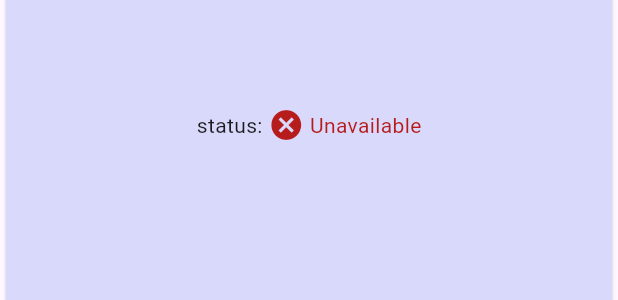
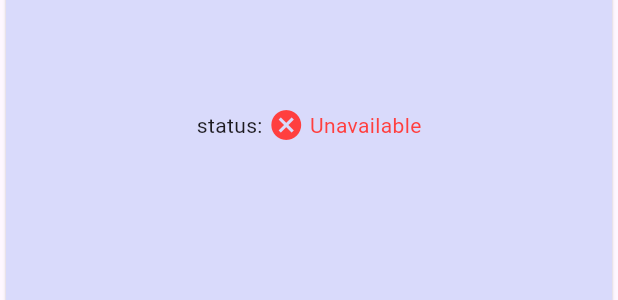
Before and after one commit to zkwokleung/surgical-counting-frontend, a Flutter app: the DetectionServerStatus widget shown alone on an empty page, opened directly with empty values, on a phone screen of 412 x 824 dp. Shown: the part 510-810 px from the top of the screen. Run offline on Flutter 3.47's test engine with Material 3 defaults, Android fonts, the phone set to English and light mode, and no system bars; our stand-ins replace camera; generated files the repository leaves out were written again; network calls fail.

Commit message:
chore: updated error font color

```diff
--- a/lib/src/constants/design.dart
+++ b/lib/src/constants/design.dart
@@ -15,3 +15,5 @@ const dashboardSpaceBetweenFloatingButton = 16.0;
 
 const fullScreenCameraBackgroundColor = Color(0x000000ff);
 const fullScreenCameraBorderColor = Color(0x242147ff);
+
+const errorFontColor = Color.fromARGB(255, 255, 63, 63);
--- a/lib/src/widgets/detection_information_pannel.dart
+++ b/lib/src/widgets/detection_information_pannel.dart
@@ -70,11 +70,11 @@ class _DetectionInformationPannelState
                   final orderColor = instrumentStatus.order ==
                           defaultInstrumentsData[key]!['order']
                       ? Colors.green
-                      : Colors.red[900];
+                      : errorFontColor;
                   final qtyColor = instrumentStatus.qty ==
                           defaultInstrumentsData[key]!['qty']
                       ? Colors.green
-                      : Colors.red[900];
+                      : errorFontColor;
 
                   return DataRow(
                     onSelectChanged: (selected) {
@@ -88,7 +88,7 @@ class _DetectionInformationPannelState
                           width: double.infinity,
                           height: double.infinity,
                           child: Container(
-                            color: isPassed ? Colors.green : Colors.red[900],
+                            color: isPassed ? Colors.green : errorFontColor,
                             child: Icon(
                               isPassed ? Icons.check : Icons.close,
                             ),
--- a/lib/src/widgets/detection_server_status.dart
+++ b/lib/src/widgets/detection_server_status.dart
@@ -140,7 +140,7 @@ class _DetectionServerStatusState extends State<DetectionServerStatus> {
                 Text('${AppLocalizations.of(context)!.status}: '),
                 Icon(
                   isServerOn ? Icons.check_circle : Icons.cancel,
-                  color: isServerOn ? Colors.green : Colors.red[900],
+                  color: isServerOn ? Colors.green : errorFontColor,
                 ),
                 const Text(' '),
                 Text(
@@ -148,7 +148,7 @@ class _DetectionServerStatusState extends State<DetectionServerStatus> {
                       ? AppLocalizations.of(context)!.serverStatusOk
                       : AppLocalizations.of(context)!.serverStatusUnavailable,
                   style: TextStyle(
-                      color: isServerOn ? Colors.green : Colors.red[900]),
+                      color: isServerOn ? Colors.green : errorFontColor),
                 ),
               ],
             ),
```
